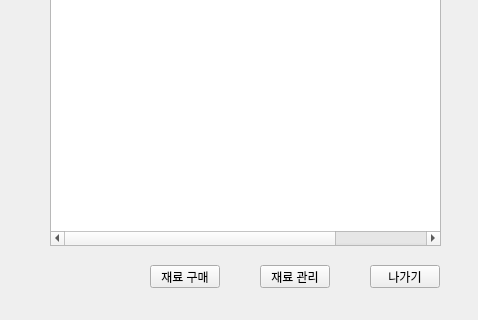
Before: the Qt Designer form ui/main.ui in ElisaBluebell/project7smartstore, drawn with Qt 5; both pictures show x 0 to 478 and y 365 to 685 of the 478 by 685 pixel window.
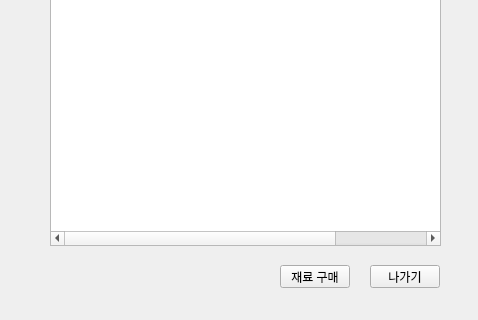
After: the same form once the commit is applied. The open tabs and pages were chosen to show the change.

Patch:
```diff
--- a/ui/main.ui
+++ b/ui/main.ui
@@ -122,7 +122,7 @@
     <widget class="QPushButton" name="buy_ingredient">
      <property name="geometry">
       <rect>
-       <x>140</x>
+       <x>270</x>
        <y>620</y>
        <width>70</width>
        <height>23</height>
@@ -302,19 +302,6 @@
       <set>Qt::AlignLeading|Qt::AlignLeft|Qt::AlignVCenter</set>
      </property>
     </widget>
-    <widget class="QPushButton" name="buy_ingredient_2">
-     <property name="geometry">
-      <rect>
-       <x>250</x>
-       <y>620</y>
-       <width>70</width>
-       <height>23</height>
-      </rect>
-     </property>
-     <property name="text">
-      <string>재료 관리</string>
-     </property>
-    </widget>
    </widget>
    <widget class="QWidget" name="page_3">
     <widget class="QPushButton" name="MAIN_listcheck">
```
Left out of the diff: 2 changed lines with no effect on the pictures.
